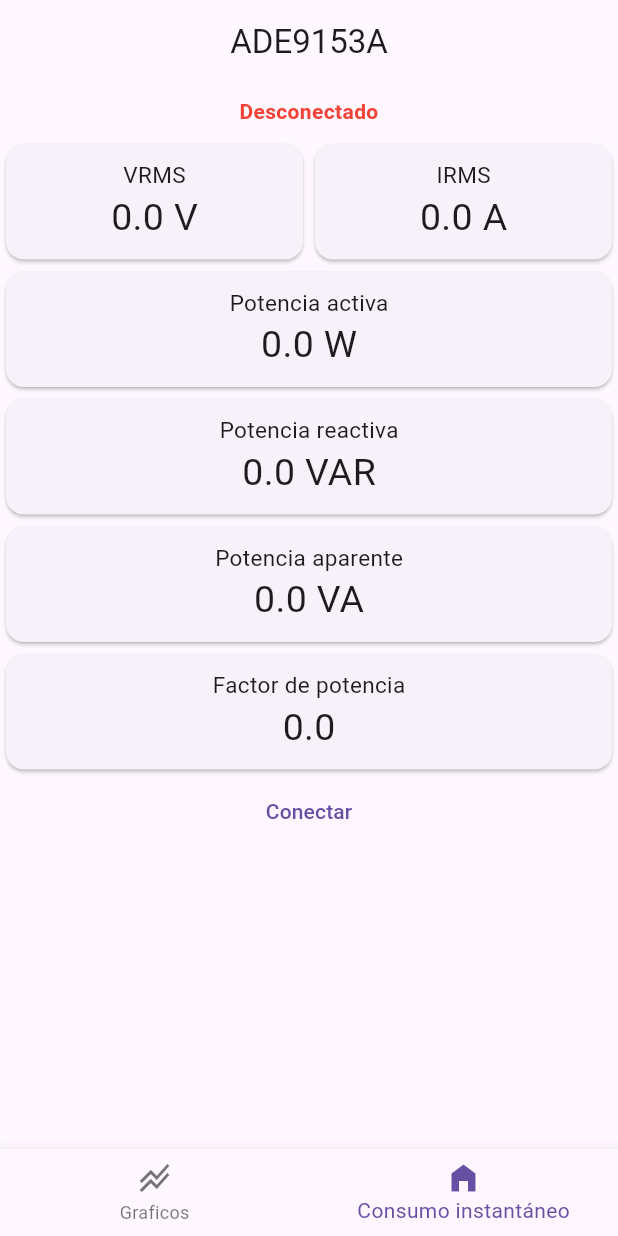
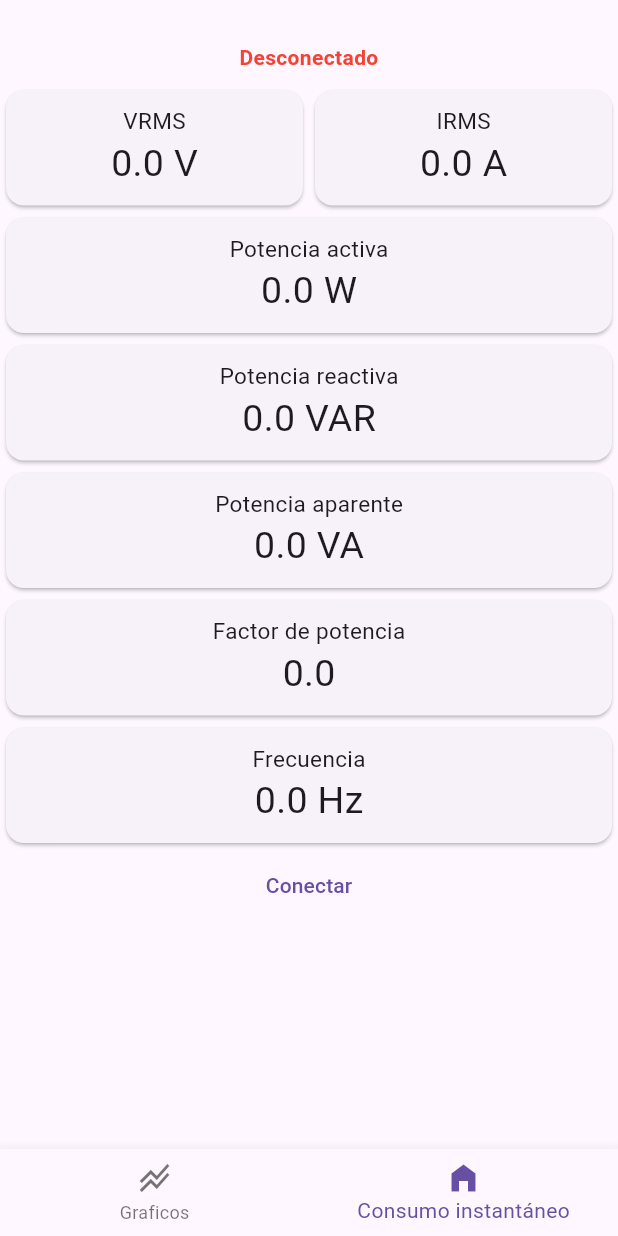
Before and after one commit to VolkerRivera/PowerMeterApp, a Flutter app: the screen it shows after launch, on a phone screen of 412 x 824 dp. Run offline on Flutter 3.47's test engine with Material 3 defaults, Android fonts, the light colour scheme and no system bars; our stand-ins replace dio, fl_chart, hive_flutter; missing offline and left inert: flutter_nsd, mqtt_client, nsd; accounts and stored records are empty.

Commit message:
mDNS en iOS ok, añadida frecuencia y reemplazados floatingbuttons por botones de appBar

```diff
--- a/lib/mqtt/state/mqtt_power_state.dart
+++ b/lib/mqtt/state/mqtt_power_state.dart
@@ -18,6 +18,7 @@
     final double potReactiva;
     final double potAparente;
     final double powerFactor;
+    final double frecuencia;
 
     PowerData({
         required this.timestamp,
@@ -27,7 +28,7 @@
         required this.potReactiva,
         required this.potAparente,
         required this.powerFactor,
-
+        required this.frecuencia
     });
 
     factory PowerData.fromJson(Map<String, dynamic> json) => PowerData(
@@ -38,6 +39,7 @@
         potReactiva:  json["VAR"],
         potAparente:  json["VA"],
         powerFactor:  json["PF"],
+        frecuencia:   json["frec"],
     );
 
     Map<String, dynamic> toJson() => {
@@ -48,6 +50,7 @@
         "VAR"      : potReactiva,
         "VA"       : potAparente,
         "PF"       : powerFactor,
+        "frec"     : frecuencia
     };
 }
 
@@ -64,7 +67,7 @@
   //Estados que vamos a compartir con el resto de los widget
   MQTTPowerConnectionState _appConnectionState = MQTTPowerConnectionState.disconnected;
   String _receivedText = ''; // lo que se recibe en el topic
-  PowerData _newPowerData = PowerData(timestamp: '0', vrms: 0.0, irms: 0.0, potActiva: 0.0, potReactiva: 0.0, potAparente: 0.0, powerFactor: 0.0);
+  PowerData _newPowerData = PowerData(timestamp: '0', vrms: 0.0, irms: 0.0, potActiva: 0.0, potReactiva: 0.0, potAparente: 0.0, powerFactor: 0.0, frecuencia: 0.0);
 
   //Metodo para modificar el estado de _receivedText y _dataJSON
   void setReceivedText(String text) { //recibe el texto, modifica y actualiza
--- a/lib/presentation/items/card.dart
+++ b/lib/presentation/items/card.dart
@@ -53,6 +53,9 @@
     case 'Factor de potencia':
       valueToRepresent = '$value';
       break;
+    case 'Frecuencia':
+      valueToRepresent = '$value Hz';
+      break;
   }
 
   return valueToRepresent;
--- a/lib/presentation/screens/mqtt_view_screen.dart
+++ b/lib/presentation/screens/mqtt_view_screen.dart
@@ -1,14 +1,12 @@
 import 'dart:io';
-
 import 'package:flutter/material.dart';
-//import 'package:network_tools/network_tools.dart';
 import 'package:power_meter/mqtt/mqtt_manager.dart';
 import 'package:power_meter/mqtt/multicast_dns_mqtt.dart';
 import 'package:power_meter/mqtt/state/mqtt_power_state.dart';
 import 'package:power_meter/mqtt/state/mqtt_register_state.dart';
 import 'package:power_meter/presentation/items/card.dart';
 import 'package:provider/provider.dart';
-import 'package:multicast_dns/multicast_dns.dart';
+import 'package:nsd/nsd.dart';
 
 late String ipMQTTServer;
 late MQTTManager mqttManager;
@@ -50,20 +48,23 @@
     currentAppState = appState; // lo registramos
     final MQTTRegisterState registerState = Provider.of<MQTTRegisterState>(context);
     currentRegisterState = registerState;
-    final Scaffold scaffold = Scaffold(body: _buildColumn());
+    final Scaffold scaffold = Scaffold(
+      body: _buildColumn());
     return scaffold;
   }
 
   Widget _buildColumn() {
 
-    return Column( //Columna de widgets de la pantalla de en medio
-      children: <Widget>[
+    return ListView( //Columna de widgets de la pantalla de en medio
+      children: [
+        const SizedBox(height: 20,),
         _buildConnectionStateText(),
         _buildVIRow(currentAppState.getPowerData),
         _buildActivePowerRow(currentAppState.getPowerData),
         _buildReactivePowerRow(currentAppState.getPowerData),
         _buildAparentPowerRow(currentAppState.getPowerData),
         _buildPowerFactorRow(currentAppState.getPowerData),
+        _buildFrecuencyRow(currentAppState.getPowerData),
         _buildConnectButton(currentAppState.getPowerConnectionState),
         _buildScrollableTextWith(currentAppState.getReceivedText),
       ],
@@ -73,17 +74,12 @@
  void _configureAndConnect() async {
 
   if(Platform.isIOS){
-    /* MULTICAST_DNS LIBRARY */
-    const String name = '_mqtt._tcp.local';
     String ip = '';
-    final MDnsClient client = MDnsClient(rawDatagramSocketFactory:
-      (dynamic host, int port,
-        {bool? reuseAddress, bool? reusePort, int? ttl}) {
-        return RawDatagramSocket.bind(host, port,
-      reuseAddress: true, reusePort: false, ttl: ttl!);
-    });
-
-    if (ip != '') {
+    final discoveryIOS = await startDiscovery('_mqtt._tcp', autoResolve: true, ipLookupType: IpLookupType.v4);
+    discoveryIOS.addServiceListener((service, status) {
+      if(status == ServiceStatus.found){
+        InternetAddress newAdress =  service.addresses!.first;
+        ip = newAdress.address;
         mqttManager = MQTTManager(
           host: ip, // Set the host to the discovered service name
           topicMeasure: 'broker/measure',
@@ -95,13 +91,12 @@
 
         mqttManager.initializeMQTTClient();
         mqttManager.connect();
-     //Detiene el descubrimiento de servicios una vez que se haya conectado o si no se encontró el servicio.
-    } else {
-      print('No se pudo descubrir el servicio mDNS.');
       }
+    });
 
-    // Detiene el descubrimiento de servicios una vez que se haya conectado o si no se encontró el servicio.
-    client.stop();
+
+
+
   }
 
   if(Platform.isAndroid){
@@ -214,6 +209,14 @@
           );
   }
 
+  _buildFrecuencyRow(PowerData medida) {
+    return  Row(
+            children: [
+              Expanded(child: MyCard(magnitude: 'Frecuencia', value: medida.frecuencia)),
+            ],
+          );
+  }
+
   _buildConnectButton(MQTTPowerConnectionState state) {
     String textoBoton = state == MQTTPowerConnectionState.disconnected
           ? 'Conectar'
--- a/pubspec.yaml
+++ b/pubspec.yaml
@@ -53,6 +53,7 @@
     sdk: flutter
   network_tools: ^5.0.2
   path_provider: ^2.1.3
+  nsd: ^3.0.0
 
 dev_dependencies:
   flutter_test:
```
Also changed, not shown: lib/main.dart (+2 -7 lines), lib/presentation/screens/graphics_screen.dart (+16 -2 lines), pubspec.lock, 12 other files. Lines whose indentation alone changed are shown as unchanged.
